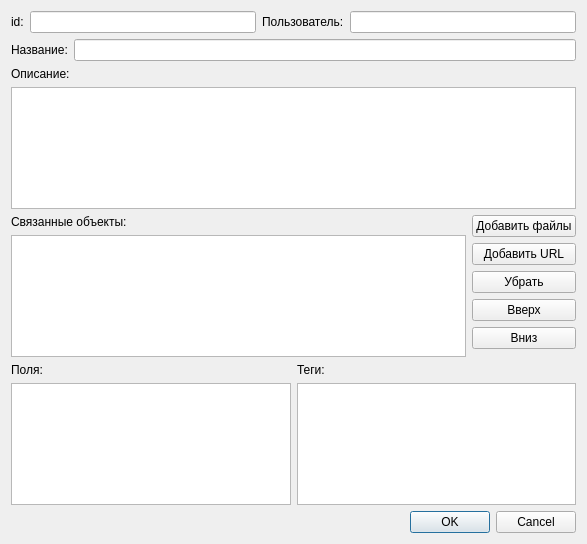
This is ui/itemdialog.ui in vlkv/reggata as Qt 5 draws it before an edit. The edited form follows.
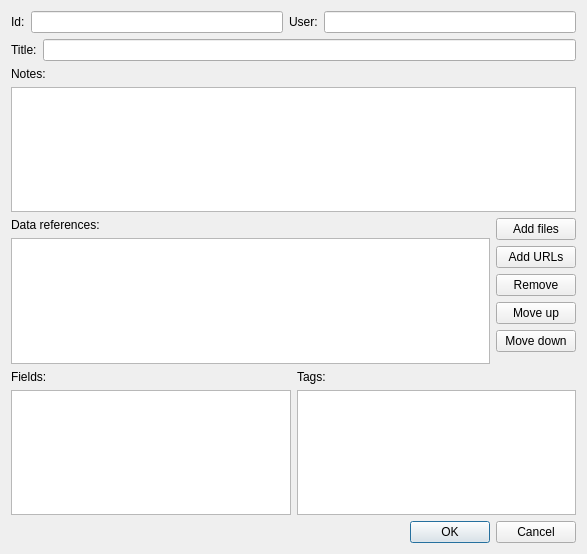
This is the edited form.

```diff
--- a/ui/itemdialog.ui
+++ b/ui/itemdialog.ui
@@ -1,13 +1,13 @@
 <?xml version="1.0" encoding="UTF-8"?>
 <ui version="4.0">
  <class>ItemDialog</class>
- <widget class="QDialog" name="ItemDialog">
-  <property name="geometry">
+ <widget class="QDialog" name="ItemDialog" >
+  <property name="geometry" >
    <rect>
     <x>0</x>
     <y>0</y>
     <width>587</width>
-    <height>544</height>
+    <height>554</height>
    </rect>
   </property>
   <property name="windowTitle">
@@ -17,9 +17,9 @@
    <item>
     <layout class="QHBoxLayout" name="horizontalLayout_3">
      <item>
-      <widget class="QLabel" name="label">
-       <property name="text">
-        <string>id:</string>
+      <widget class="QLabel" name="label" >
+       <property name="text" >
+        <string>Id:</string>
        </property>
       </widget>
      </item>
@@ -31,9 +31,9 @@
       </widget>
      </item>
      <item>
-      <widget class="QLabel" name="label_5">
-       <property name="text">
-        <string>Пользователь:</string>
+      <widget class="QLabel" name="label_5" >
+       <property name="text" >
+        <string>User:</string>
        </property>
       </widget>
      </item>
@@ -49,9 +49,9 @@
    <item>
     <layout class="QHBoxLayout" name="horizontalLayout_2">
      <item>
-      <widget class="QLabel" name="label_2">
-       <property name="text">
-        <string>Название:</string>
+      <widget class="QLabel" name="label_2" >
+       <property name="text" >
+        <string>Title:</string>
        </property>
       </widget>
      </item>
@@ -63,9 +63,9 @@
    <item>
     <layout class="QVBoxLayout" name="verticalLayout_4">
      <item>
-      <widget class="QLabel" name="label_3">
-       <property name="text">
-        <string>Описание:</string>
+      <widget class="QLabel" name="label_3" >
+       <property name="text" >
+        <string>Notes:</string>
        </property>
       </widget>
      </item>
@@ -81,9 +81,9 @@
        <item>
         <layout class="QVBoxLayout" name="verticalLayout">
          <item>
-          <widget class="QLabel" name="label_4">
-           <property name="text">
-            <string>Связанные объекты:</string>
+          <widget class="QLabel" name="label_4" >
+           <property name="text" >
+            <string>Data references:</string>
            </property>
           </widget>
          </item>
@@ -102,37 +102,37 @@
           <number>0</number>
          </property>
          <item>
-          <widget class="QPushButton" name="pushButton_add_files">
-           <property name="text">
-            <string>Добавить файлы</string>
+          <widget class="QPushButton" name="pushButton_add_files" >
+           <property name="text" >
+            <string>Add files</string>
            </property>
           </widget>
          </item>
          <item>
-          <widget class="QPushButton" name="pushButton_add_URL">
-           <property name="text">
-            <string>Добавить URL</string>
+          <widget class="QPushButton" name="pushButton_add_URL" >
+           <property name="text" >
+            <string>Add URLs</string>
            </property>
           </widget>
          </item>
          <item>
-          <widget class="QPushButton" name="pushButton_remove">
-           <property name="text">
-            <string>Убрать</string>
+          <widget class="QPushButton" name="pushButton_remove" >
+           <property name="text" >
+            <string>Remove</string>
            </property>
           </widget>
          </item>
          <item>
-          <widget class="QPushButton" name="pushButton_move_up">
-           <property name="text">
-            <string>Вверх</string>
+          <widget class="QPushButton" name="pushButton_move_up" >
+           <property name="text" >
+            <string>Move up</string>
            </property>
           </widget>
          </item>
          <item>
-          <widget class="QPushButton" name="pushButton_move_down">
-           <property name="text">
-            <string>Вниз</string>
+          <widget class="QPushButton" name="pushButton_move_down" >
+           <property name="text" >
+            <string>Move down</string>
            </property>
           </widget>
          </item>
@@ -160,9 +160,9 @@
      <item>
       <layout class="QVBoxLayout" name="verticalLayout_7">
        <item>
-        <widget class="QLabel" name="label_7">
-         <property name="text">
-          <string>Поля:</string>
+        <widget class="QLabel" name="label_7" >
+         <property name="text" >
+          <string>Fields:</string>
          </property>
         </widget>
        </item>
@@ -174,9 +174,9 @@
      <item>
       <layout class="QVBoxLayout" name="verticalLayout_8">
        <item>
-        <widget class="QLabel" name="label_6">
-         <property name="text">
-          <string>Теги:</string>
+        <widget class="QLabel" name="label_6" >
+         <property name="text" >
+          <string>Tags:</string>
          </property>
         </widget>
        </item>
```
Left out of the diff: 66 changed lines with no effect on the pictures.
